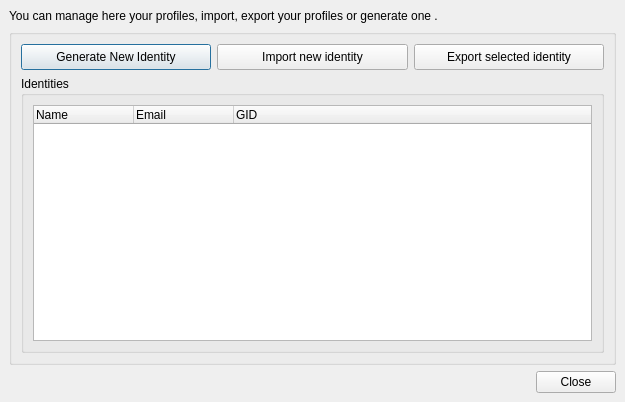
Above: retroshare-gui/src/gui/profile/ProfileManager.ui from RetroShare/RetroShare before the change. Below: the same form after it.
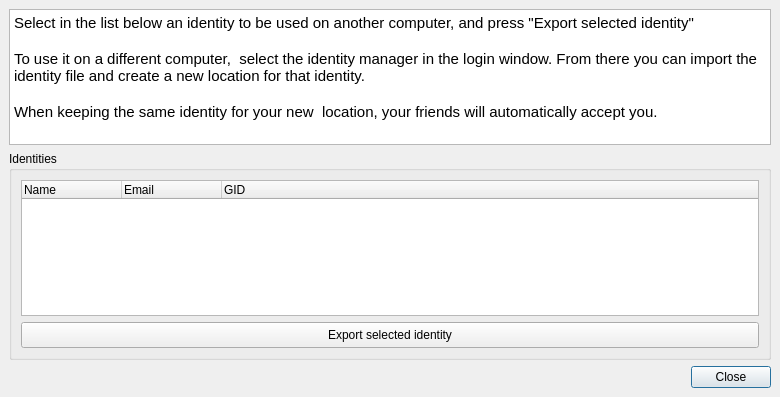
That is the form after the change. Icons and pictures are not drawn. Custom widgets are drawn as their Qt base class.

Commit message: restored the profile manager, but only kept the export button

The edit to the form file:
```diff
--- a/retroshare-gui/src/gui/profile/ProfileManager.ui
+++ b/retroshare-gui/src/gui/profile/ProfileManager.ui
@@ -6,8 +6,8 @@
    <rect>
     <x>0</x>
     <y>0</y>
-    <width>625</width>
-    <height>402</height>
+    <width>780</width>
+    <height>397</height>
    </rect>
   </property>
   <property name="sizePolicy">
@@ -42,84 +42,35 @@
       </size>
      </property>
      <layout class="QGridLayout" name="gridLayout">
+      <item row="0" column="0">
+       <widget class="QTextEdit" name="textEdit">
+        <property name="html">
+         <string>&lt;!DOCTYPE HTML PUBLIC &quot;-//W3C//DTD HTML 4.0//EN&quot; &quot;http://www.w3.org/TR/REC-html40/strict.dtd&quot;&gt;
+&lt;html&gt;&lt;head&gt;&lt;meta name=&quot;qrichtext&quot; content=&quot;1&quot; /&gt;&lt;style type=&quot;text/css&quot;&gt;
+p, li { white-space: pre-wrap; }
+&lt;/style&gt;&lt;/head&gt;&lt;body style=&quot; font-family:'Ubuntu'; font-size:11pt; font-weight:400; font-style:normal;&quot;&gt;
+&lt;p style=&quot; margin-top:0px; margin-bottom:0px; margin-left:0px; margin-right:0px; -qt-block-indent:0; text-indent:0px;&quot;&gt;Select in the list below an identity to be used on another computer, and press &amp;quot;Export selected identity&amp;quot;&lt;/p&gt;
+&lt;p style=&quot;-qt-paragraph-type:empty; margin-top:0px; margin-bottom:0px; margin-left:0px; margin-right:0px; -qt-block-indent:0; text-indent:0px;&quot;&gt;&lt;br /&gt;&lt;/p&gt;
+&lt;p style=&quot; margin-top:0px; margin-bottom:0px; margin-left:0px; margin-right:0px; -qt-block-indent:0; text-indent:0px;&quot;&gt;To use it on a different computer,  select the identity manager in the login window. From there you can import the identity file and create a new location for that identity. &lt;/p&gt;
+&lt;p style=&quot;-qt-paragraph-type:empty; margin-top:0px; margin-bottom:0px; margin-left:0px; margin-right:0px; -qt-block-indent:0; text-indent:0px;&quot;&gt;&lt;br /&gt;&lt;/p&gt;
+&lt;p style=&quot; margin-top:0px; margin-bottom:0px; margin-left:0px; margin-right:0px; -qt-block-indent:0; text-indent:0px;&quot;&gt;When keeping the same identity for your new  location, your friends will automatically accept you.&lt;/p&gt;&lt;/body&gt;&lt;/html&gt;</string>
+        </property>
+       </widget>
+      </item>
+      <item row="2" column="0">
+       <widget class="QDialogButtonBox" name="buttonBox">
+        <property name="standardButtons">
+         <set>QDialogButtonBox::Close</set>
+        </property>
+       </widget>
+      </item>
       <item row="1" column="0">
-       <widget class="QGroupBox" name="groupBox">
-        <property name="sizePolicy">
-         <sizepolicy hsizetype="Expanding" vsizetype="Expanding">
-          <horstretch>0</horstretch>
-          <verstretch>0</verstretch>
-         </sizepolicy>
-        </property>
-        <property name="minimumSize">
-         <size>
-          <width>0</width>
-          <height>20</height>
-         </size>
-        </property>
-        <layout class="QGridLayout" name="gridLayout_4">
-         <item row="0" column="0" colspan="2">
-          <layout class="QHBoxLayout" name="horizontalLayout_2" stretch="0,0,0">
-           <property name="spacing">
-            <number>6</number>
-           </property>
-           <property name="leftMargin">
-            <number>0</number>
-           </property>
-           <property name="bottomMargin">
-            <number>0</number>
-           </property>
-           <item>
-            <widget class="QPushButton" name="newIdentity_PB">
-             <property name="maximumSize">
-              <size>
-               <width>16777215</width>
-               <height>26</height>
-              </size>
-             </property>
-             <property name="text">
-              <string>Generate New Identity</string>
-             </property>
-             <property name="icon">
-              <iconset resource="../images.qrc">
-               <normaloff>:/images/contact_new.png</normaloff>:/images/contact_new.png</iconset>
-             </property>
-            </widget>
-           </item>
-           <item>
-            <widget class="QPushButton" name="importIdentity_PB">
-             <property name="minimumSize">
-              <size>
-               <width>0</width>
-               <height>26</height>
-              </size>
-             </property>
-             <property name="text">
-              <string>Import new identity</string>
-             </property>
-            </widget>
-           </item>
-           <item>
-            <widget class="QPushButton" name="exportIdentity_PB">
-             <property name="minimumSize">
-              <size>
-               <width>0</width>
-               <height>26</height>
-              </size>
-             </property>
-             <property name="text">
-              <string>Export selected identity</string>
-             </property>
-            </widget>
-           </item>
-          </layout>
-         </item>
-         <item row="3" column="0" colspan="2">
           <widget class="QGroupBox" name="groupBox_2">
            <property name="title">
             <string>Identities</string>
            </property>
            <layout class="QGridLayout" name="gridLayout_2">
-            <item row="0" column="0">
+         <item row="1" column="0">
              <widget class="QTreeWidget" name="identityTreeWidget">
               <property name="contextMenuPolicy">
                <enum>Qt::CustomContextMenu</enum>
@@ -144,24 +95,20 @@
               </column>
              </widget>
             </item>
-           </layout>
-          </widget>
-         </item>
-        </layout>
-       </widget>
-      </item>
       <item row="2" column="0">
-       <widget class="QDialogButtonBox" name="buttonBox">
-        <property name="standardButtons">
-         <set>QDialogButtonBox::Close</set>
-        </property>
-       </widget>
-      </item>
-      <item row="0" column="0">
-       <widget class="QLabel" name="label">
+          <widget class="QPushButton" name="exportIdentity_PB">
+           <property name="minimumSize">
+            <size>
+             <width>0</width>
+             <height>26</height>
+            </size>
+           </property>
         <property name="text">
-         <string>You can manage here your profiles, import, export your profiles or generate one .</string>
-        </property>
+            <string>Export selected identity</string>
+           </property>
+          </widget>
+         </item>
+        </layout>
        </widget>
       </item>
      </layout>
```
Lines whose indentation alone changed are shown as unchanged. The commit also changes 2 other files.
